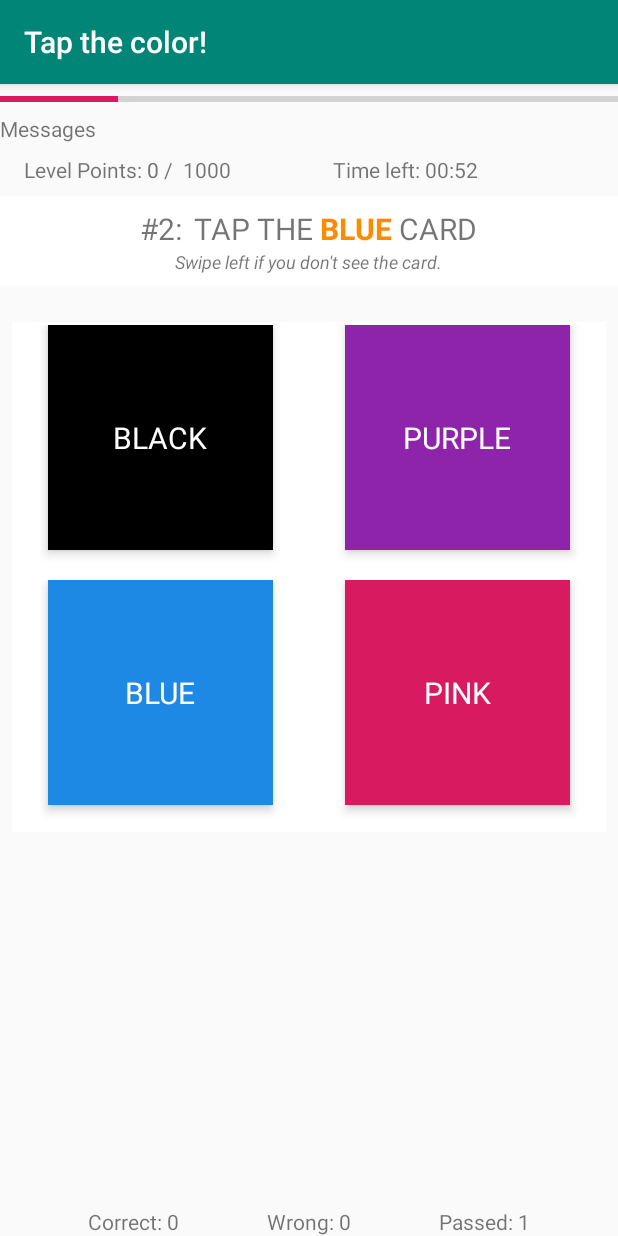
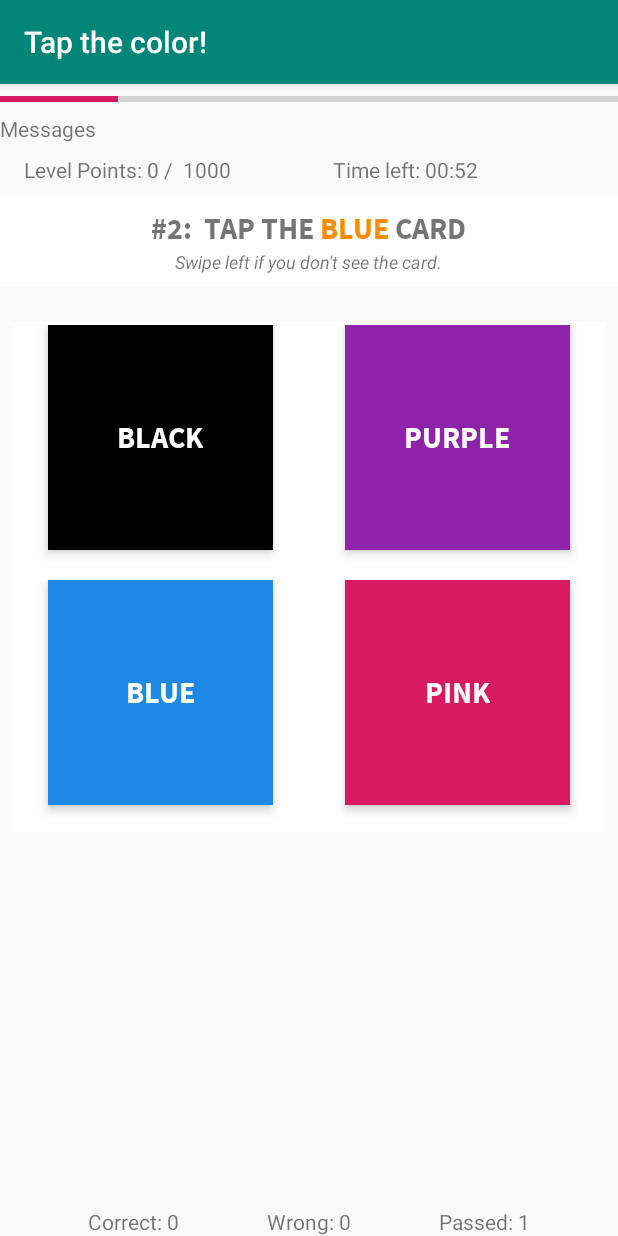
Before and after one commit to IsaacAsante/ColorCards, an Android app: the screen it shows after launch (MainActivity), on a phone screen of 412 x 824 dp. Run offline under Robolectric (Android 15) with nearby library versions, the phone set to English and light mode, and no system bars.

Commit message:
Rectified a font file name.

```diff
--- a/src/main/res/values/styles.xml
+++ b/src/main/res/values/styles.xml
@@ -11,7 +11,7 @@
     <style name="InstructionText">
         <item name="android:textAllCaps">true</item>
         <item name="android:textSize">20sp</item>
-        <item name="android:fontFamily"></item>
+        <item name="android:fontFamily">@font/source_sans_pro_bold</item>
 
     </style>
 
```
Also changed, not shown: src/main/res/font/source_sans_pro_bold.ttf (renamed from src/main/res/font/source-sans_pro_bold.ttf).
